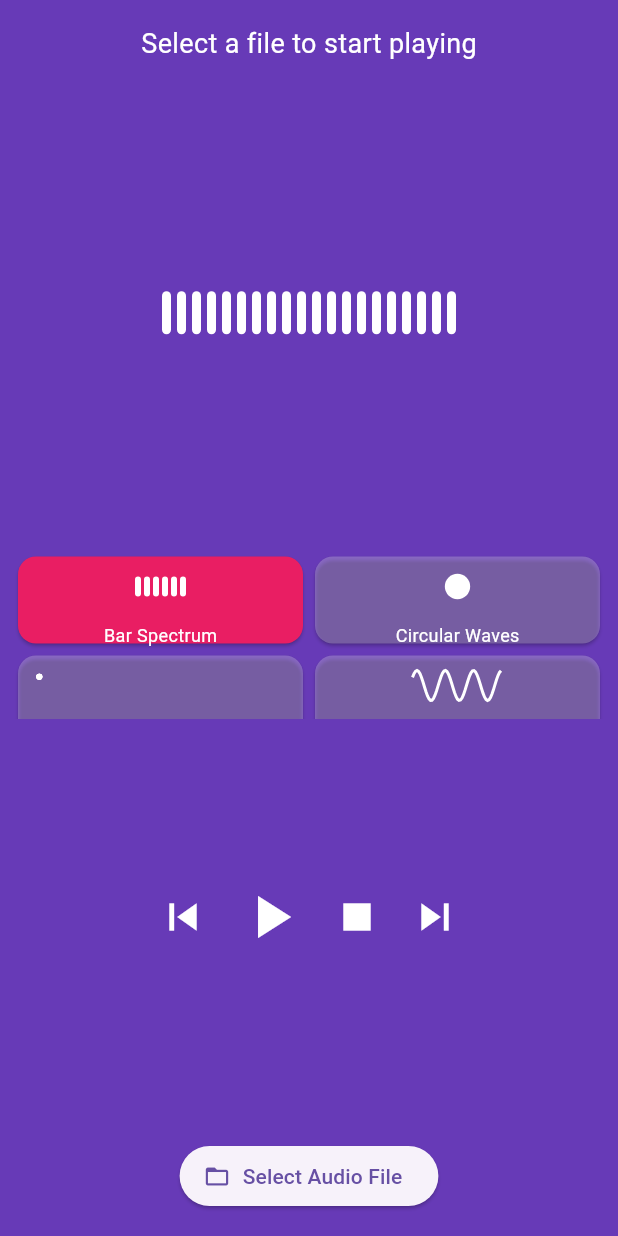
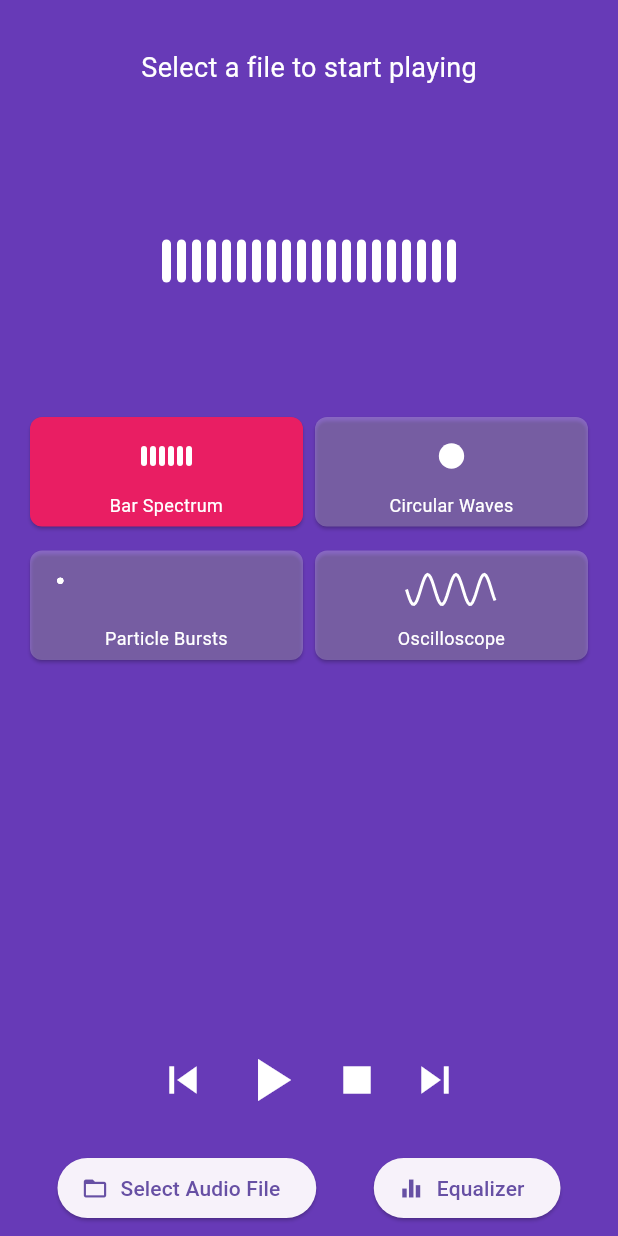
Before and after one commit to DuminduMalinga/Audio_player, a Flutter app: the screen it shows after launch, on a phone screen of 412 x 824 dp. Run offline on Flutter 3.47's test engine with Material 3 defaults, Android fonts, the phone set to English and light mode, and no system bars; our stand-ins replace file_picker, just_audio, shared_preferences; missing offline and left inert: audio_waveforms.

Commit message:
Add equalizer screen and enable navigation from home
Introduced a new EqualizerScreen for adjusting audio band levels and saving preferences. Updated home_screen.dart to provide a button that navigates to the equalizer screen, allowing users to access and modify equalizer settings.

```diff
--- a/lib/screens/home_screen.dart
+++ b/lib/screens/home_screen.dart
@@ -4,6 +4,7 @@ import 'package:audio_waveforms/audio_waveforms.dart';
 import 'package:file_picker/file_picker.dart';
 import 'package:flutter/material.dart';
 import 'package:just_audio/just_audio.dart';
+import 'equalizer_screen.dart';
 
 enum VisualizerMode { barSpectrum, circularWaves, particleBursts, oscilloscope }
 
@@ -25,14 +26,11 @@ class _HomeScreenState extends State<Homescreen>
 
   late AnimationController _spectrumController;
 
-  // Background color
   Color _bgColor = Colors.deepPurple;
   Timer? _bgTimer;
 
-  // Waveform controller
   late PlayerController _waveformController;
 
-  // Visualizer mode
   VisualizerMode _currentVisualizerMode = VisualizerMode.barSpectrum;
 
   @override
@@ -45,7 +43,6 @@ class _HomeScreenState extends State<Homescreen>
       duration: const Duration(milliseconds: 300),
     )..repeat();
 
-    // Background beat simulation
     _bgTimer = Timer.periodic(
       const Duration(milliseconds: 150),
       _updateBackground,
@@ -121,7 +118,7 @@ class _HomeScreenState extends State<Homescreen>
 
   void _updateBackground(Timer timer) {
     if (_isPlaying) {
-      final intensity = Random().nextDouble(); // Simulated beat
+      final intensity = Random().nextDouble();
       setState(() {
         _bgColor = Color.lerp(
           Colors.deepPurple,
@@ -241,7 +238,19 @@ class _HomeScreenState extends State<Homescreen>
     );
   }
 
-  // --- Mini Previews for Selector ---
+  Widget _miniVisualizerPreview(VisualizerMode mode) {
+    switch (mode) {
+      case VisualizerMode.barSpectrum:
+        return _miniBarSpectrum();
+      case VisualizerMode.circularWaves:
+        return _miniCircularWaves();
+      case VisualizerMode.particleBursts:
+        return _miniParticleBursts();
+      case VisualizerMode.oscilloscope:
+        return _miniOscilloscope();
+    }
+  }
+
   Widget _miniBarSpectrum() {
     return SizedBox(
       height: 40,
@@ -326,19 +335,13 @@ class _HomeScreenState extends State<Homescreen>
   Widget _miniOscilloscope() {
     return SizedBox(
       height: 40,
-      child: AnimatedBuilder(
-        animation: _spectrumController,
-        builder: (_, __) {
-          return CustomPaint(
+      child: CustomPaint(
         size: const Size(60, 40),
         painter: _OscilloscopePainter(),
-          );
-        },
       ),
     );
   }
 
-  // --- Helper: Format Visualizer Names ---
   String formatVisualizerName(String mode) {
     final name = mode.replaceAllMapped(
       RegExp(r'([a-z0-9])([A-Z])'),
@@ -350,6 +353,33 @@ class _HomeScreenState extends State<Homescreen>
         .join(' ');
   }
 
+  Widget _buildVisualizerCard(VisualizerMode mode) {
+    return Expanded(
+      child: GestureDetector(
+        onTap: () => setState(() => _currentVisualizerMode = mode),
+        child: Card(
+          color: _currentVisualizerMode == mode ? Colors.pink : Colors.white24,
+          shape: RoundedRectangleBorder(borderRadius: BorderRadius.circular(8)),
+          child: Padding(
+            padding: const EdgeInsets.all(6.0),
+            child: Column(
+              mainAxisAlignment: MainAxisAlignment.center,
+              children: [
+                _miniVisualizerPreview(mode),
+                const SizedBox(height: 4),
+                Text(
+                  formatVisualizerName(mode.toString().split('.').last),
+                  style: const TextStyle(color: Colors.white, fontSize: 12),
+                  textAlign: TextAlign.center,
+                ),
+              ],
+            ),
+          ),
+        ),
+      ),
+    );
+  }
+
   @override
   Widget build(BuildContext context) {
     return Scaffold(
@@ -358,14 +388,18 @@ class _HomeScreenState extends State<Homescreen>
         color: _bgColor,
         child: SafeArea(
           child: Column(
-            mainAxisAlignment: MainAxisAlignment.spaceBetween,
             children: [
-              // Waveform visualizer
+              Expanded(
+                child: SingleChildScrollView(
+                  padding: const EdgeInsets.symmetric(vertical: 16),
+                  child: Column(
+                    children: [
+                      // Waveform
                       if (_currentFilePath != null)
                         Padding(
-                  padding: const EdgeInsets.all(16.0),
+                          padding: const EdgeInsets.symmetric(horizontal: 16),
                           child: AudioFileWaveforms(
-                    size: const Size(double.infinity, 120),
+                            size: Size(MediaQuery.of(context).size.width, 120),
                             playerController: _waveformController,
                             enableSeekGesture: true,
                             waveformType: WaveformType.fitWidth,
@@ -385,69 +419,49 @@ class _HomeScreenState extends State<Homescreen>
                           ),
                         ),
 
-              // Main visualizer
+                      const SizedBox(height: 50),
                       _buildVisualizer(),
+                      const SizedBox(height: 50),
 
-              // Visualizer mode selector
-              SizedBox(
-                height: 120,
-                child: GridView.count(
-                  crossAxisCount: 2,
-                  padding: const EdgeInsets.all(8),
-                  childAspectRatio: 3,
-                  children: VisualizerMode.values.map((mode) {
-                    Widget preview;
-                    switch (mode) {
-                      case VisualizerMode.barSpectrum:
-                        preview = _miniBarSpectrum();
-                        break;
-                      case VisualizerMode.circularWaves:
-                        preview = _miniCircularWaves();
-                        break;
-                      case VisualizerMode.particleBursts:
-                        preview = _miniParticleBursts();
-                        break;
-                      case VisualizerMode.oscilloscope:
-                        preview = _miniOscilloscope();
-                        break;
-                    }
-
-                    return GestureDetector(
-                      onTap: () => setState(() {
-                        _currentVisualizerMode = mode;
-                      }),
-                      child: Card(
-                        color: _currentVisualizerMode == mode
-                            ? Colors.pink
-                            : Colors.white24,
+                      // 2x2 Visualizer Selector
+                      Padding(
+                        padding: const EdgeInsets.symmetric(horizontal: 16),
                         child: Column(
-                          mainAxisAlignment: MainAxisAlignment.center,
                           children: [
-                            preview,
-                            const SizedBox(height: 4),
-                            Text(
-                              formatVisualizerName(
-                                mode.toString().split('.').last,
+                            Row(
+                              children: VisualizerMode.values
+                                  .sublist(0, 2)
+                                  .map((mode) => _buildVisualizerCard(mode))
+                                  .toList(),
                             ),
-                              style: const TextStyle(
-                                color: Colors.white,
-                                fontSize: 12,
-                              ),
+                            const SizedBox(height: 8),
+                            Row(
+                              children: VisualizerMode.values
+                                  .sublist(2, 4)
+                                  .map((mode) => _buildVisualizerCard(mode))
+                                  .toList(),
                             ),
                           ],
                         ),
                       ),
-                    );
-                  }).toList(),
+
+                      const SizedBox(height: 16),
+                    ],
+                  ),
                 ),
               ),
 
               // Playback controls
-              Row(
+              Padding(
+                padding: const EdgeInsets.symmetric(vertical: 8),
+                child: Row(
                   mainAxisAlignment: MainAxisAlignment.center,
                   children: [
                     IconButton(
-                    icon: const Icon(Icons.skip_previous, color: Colors.white),
+                      icon: const Icon(
+                        Icons.skip_previous,
+                        color: Colors.white,
+                      ),
                       onPressed: _previousTrack,
                       iconSize: 36,
                     ),
@@ -471,8 +485,11 @@ class _HomeScreenState extends State<Homescreen>
                     ),
                   ],
                 ),
+              ),
+
+              // File picker & equalizer
               Padding(
-                padding: const EdgeInsets.all(16.0),
+                padding: const EdgeInsets.symmetric(vertical: 8),
                 child: Row(
                   mainAxisAlignment: MainAxisAlignment.spaceEvenly,
                   children: [
@@ -481,19 +498,19 @@ class _HomeScreenState extends State<Homescreen>
                       icon: const Icon(Icons.folder_open),
                       label: const Text("Select Audio File"),
                     ),
-                    // ElevatedButton.icon(
-                    //   onPressed: () {
-                    //     Navigator.push(
-                    //       context,
-                    //       MaterialPageRoute(
-                    //         builder: (_) =>
-                    //             EqualizerScreen(audioPlayer: _player),
-                    //       ),
-                    //     );
-                    //   },
-                    //   icon: const Icon(Icons.equalizer),
-                    //   label: const Text("Equalizer"),
-                    // ),
+                    ElevatedButton.icon(
+                      onPressed: () {
+                        Navigator.push(
+                          context,
+                          MaterialPageRoute(
+                            builder: (_) =>
+                                EqualizerScreen(audioPlayer: _player),
+                          ),
+                        );
+                      },
+                      icon: const Icon(Icons.equalizer),
+                      label: const Text("Equalizer"),
+                    ),
                   ],
                 ),
               ),
```
Also changed, not shown: lib/screens/equalizer_screen.dart (added, +100 -0 lines), lib/screens/settings_screen.dart (added). Lines whose indentation alone changed are shown as unchanged.
